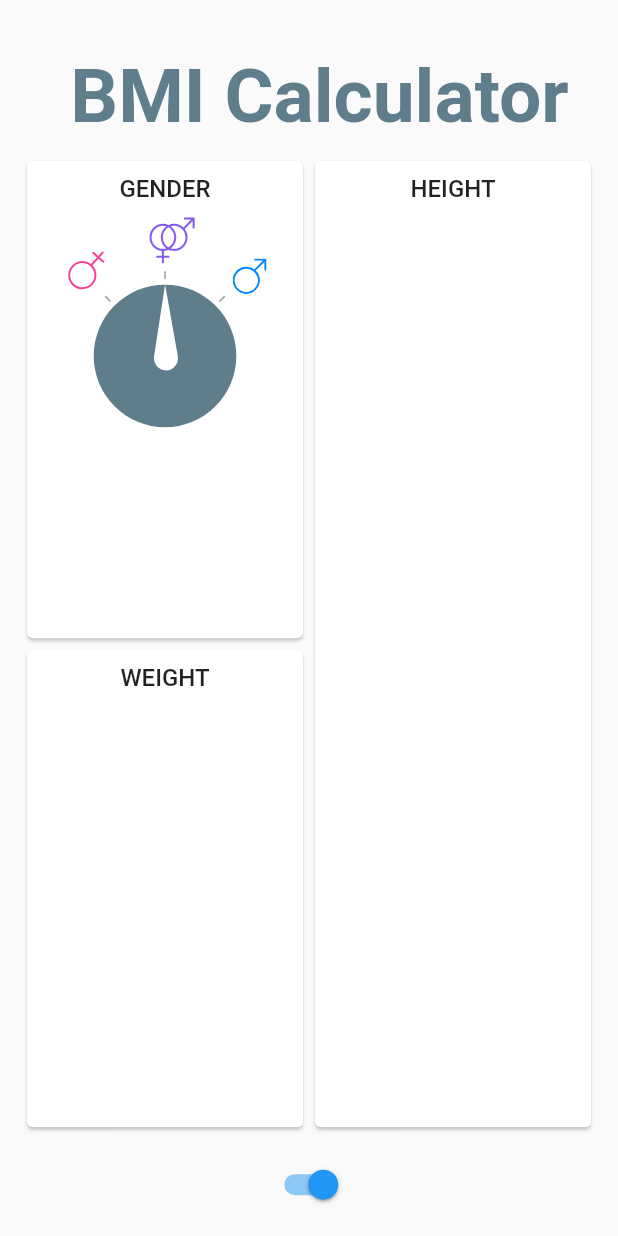
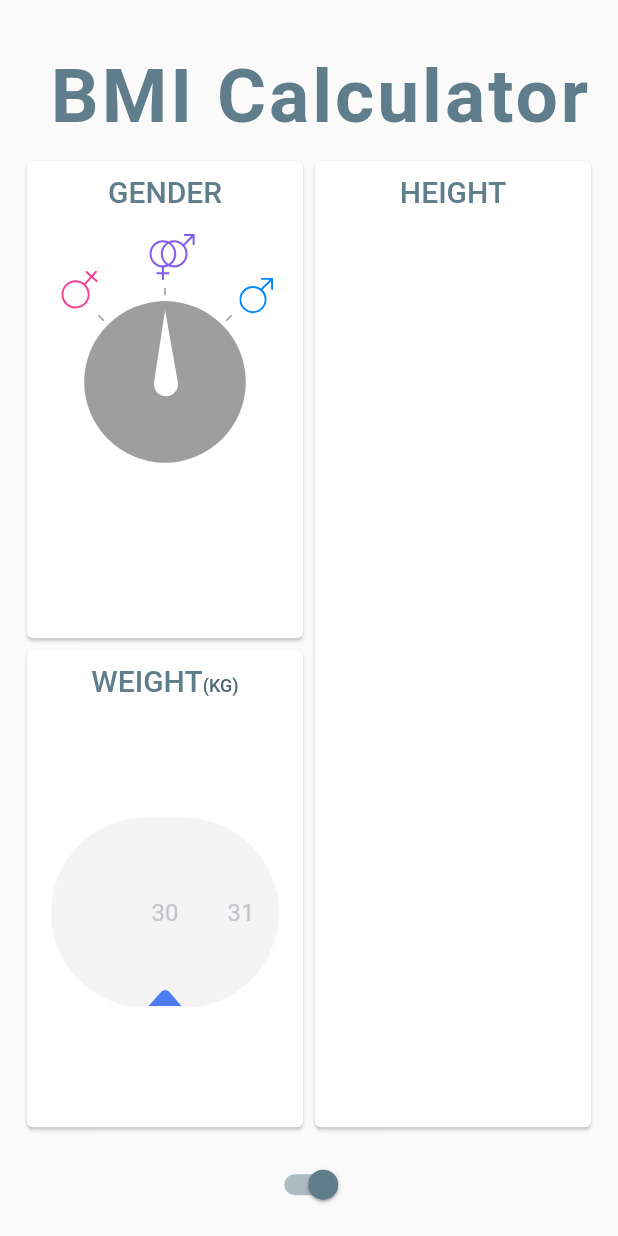
Before and after one commit to MichaelKMalak/flutter_practice, a Flutter app: the screen it shows after launch, on a phone screen of 412 x 824 dp. Run offline on Flutter 3.47's test engine with Material 2 defaults, Android fonts, the light colour scheme and no system bars; our stand-ins replace flutter_svg.

Commit message:
Weight Card: Implement UI

```diff
--- a/lib/BMItheme.dart
+++ b/lib/BMItheme.dart
@@ -1,7 +1,7 @@
 import 'package:flutter/material.dart';
 
-const Color PRIMARY_COLOR = Colors.blue;
-const Color SECONDARY_COLOR = Colors.blueGrey;
+const Color PRIMARY_COLOR = Colors.blueGrey;
+const Color SECONDARY_COLOR = Colors.grey;
 const Color PRIMARY_BTN_COLOR =   Colors.orangeAccent;
 const Color SECONDARY_BTN_COLOR = Colors.cyan;
 
@@ -12,14 +12,17 @@ const double LARGE_PADDING = 108.0;
 const TextStyle HEADLINE_STYLE = TextStyle(letterSpacing: 2.0,
     fontWeight: FontWeight.bold,
     fontSize: 50.0,
-    color: SECONDARY_COLOR);
+    color: PRIMARY_COLOR);
 
-const TextStyle TITLE_STYLE = TextStyle(fontSize: 16.0,
-    fontWeight: FontWeight.w500);
+const TextStyle TITLE_STYLE = TextStyle(fontSize: 20.0,
+    fontWeight: FontWeight.w500,
+    color: PRIMARY_COLOR);
 
-const TextStyle NUMBER_STYLE = TextStyle(color: SECONDARY_COLOR,
-    fontWeight: FontWeight.bold,
-    fontSize: 50.0);
+const TextStyle SUBTITLE_STYLE = TextStyle(
+  fontSize: 12.0,
+  fontWeight: FontWeight.w500,
+  color: Color.fromRGBO(78, 102, 114, 1.0),
+);
 
 const TextStyle SECONDARY_BTN_STYLE = TextStyle(color: SECONDARY_BTN_COLOR,
     fontWeight: FontWeight.bold,
@@ -30,7 +33,7 @@ const TextStyle PRIMARY_BTN_STYLE = TextStyle( fontSize: 18,
     letterSpacing: 1,wordSpacing: 2,
     color: PRIMARY_BTN_COLOR);
 
-const TextStyle RESULT_STYLE = TextStyle(color: SECONDARY_COLOR,
-    fontWeight: FontWeight.bold,
-    fontSize: 80.0,
-    letterSpacing: 0.1);
+const TextStyle WEIGHT_TEXT_STYLE = TextStyle(
+  color: Color.fromRGBO(196, 197, 203, 1.0),
+  fontSize: 16.0,
+);
--- a/lib/BmiPage.dart
+++ b/lib/BmiPage.dart
@@ -35,7 +35,7 @@ class _BmiPageState extends State<BmiPage> {
       ),
       child: Center(child:Text(
         "BMI Calculator",
-        style: NUMBER_STYLE,
+        style: HEADLINE_STYLE,
       )),
     );
   }
--- a/lib/card_title.dart
+++ b/lib/card_title.dart
@@ -2,15 +2,24 @@ import 'package:flutter/material.dart';
 import 'package:bmi_calculator/BMItheme.dart';
 
 class CardTitle extends StatelessWidget {
-  final String _title;
+  final String title;
+  final String subtitle;
 
-  const CardTitle(this._title, {Key key}) : super(key: key);
+  const CardTitle(this.title, {Key key, this.subtitle}) : super(key: key);
 
   @override
   Widget build(BuildContext context) {
-    return Text(
-      _title,
-      style: TITLE_STYLE,
+    return RichText(
+      text: TextSpan(
+        text: title,
+        style: TITLE_STYLE,
+        children: <TextSpan>[
+          TextSpan(
+            text: subtitle ?? "",
+            style: SUBTITLE_STYLE,
+          ),
+        ],
+      ),
     );
   }
 }
--- a/lib/gender_card.dart
+++ b/lib/gender_card.dart
@@ -7,7 +7,7 @@ import 'package:flutter_svg/flutter_svg.dart';
 import 'dart:math' as math;
 
 //constants
-double circleRadius(BuildContext context) => screenAwareSize(150, context);
+double circleRadius(BuildContext context) => screenAwareSize(170, context);
 const double _DEFAULT_ANGLE = math.pi / 4;
 const Map<Gender, double> _genderAngle = {
   Gender.female: -_DEFAULT_ANGLE,
@@ -47,7 +47,7 @@ class _GenderCardState extends State<GenderCard>
               CardTitle("GENDER"),
               Padding(
                 padding: EdgeInsets.only(
-                    top: screenAwareSize(SMALL_PADDING, context)),
+                    top: screenAwareSize(25.0, context)),
                 child: _drawMainStack(),
               )
             ],
@@ -127,7 +127,7 @@ class DrawCircle extends StatelessWidget {
           height: circleRadius(context),
           decoration: BoxDecoration(
             shape: BoxShape.circle,
-            color: Colors.blueGrey,
+            color: SECONDARY_COLOR,
           ),
         ),
       ],
--- a/lib/weight_card.dart
+++ b/lib/weight_card.dart
@@ -1,14 +1,11 @@
+import 'package:bmi_calculator/BMItheme.dart';
+import 'package:bmi_calculator/utils.dart';
 import 'package:flutter/material.dart';
-import 'package:bmi_calculator/BMItheme.dart';
-import 'package:bmi_calculator/gender.dart';
+import 'package:flutter_svg/flutter_svg.dart';
+
 import 'card_title.dart';
-import 'package:bmi_calculator/utils.dart';
 
 class WeightCard extends StatefulWidget {
-  final double weight;
-
-  const WeightCard({Key key, this.weight}) : super(key: key);
-
   @override
   _WeightCardState createState() => _WeightCardState();
 }
@@ -24,11 +21,97 @@ class _WeightCardState extends State<WeightCard> {
           child: Column(
             crossAxisAlignment: CrossAxisAlignment.center,
             children: <Widget>[
-              CardTitle("WEIGHT"),
+              CardTitle("WEIGHT", subtitle: "(KG)"),
+              _drawSlider(),
             ],
           ),
         ),
       ),
     );
   }
+  Widget _drawSlider() {
+    return Expanded(
+        child: Center(
+          child: Padding(
+            padding: const EdgeInsets.symmetric(horizontal: 16.0),
+            child: WeightBackground(
+              child: LayoutBuilder(
+                builder: (context, constraints) => WeightSlider(
+                  minValue: 30,
+                  maxValue: 200,
+                  width: constraints.maxWidth,
+                  ),
+              ),
+      ),
+    )
+    )
+    );
+  }
 }
+
+class WeightBackground extends StatelessWidget {
+  final Widget child;
+
+  const WeightBackground({Key key, this.child}) : super(key: key);
+
+  @override
+  Widget build(BuildContext context) {
+    return Stack(
+      alignment: Alignment.bottomCenter,
+      children: <Widget>[
+        Container(
+          height: screenAwareSize(200.0, context),
+          decoration: BoxDecoration(
+            color: Color.fromRGBO(244, 244, 244, 1.0),
+            borderRadius:
+            new BorderRadius.circular(screenAwareSize(250.0, context)),
+          ),
+          child: child,
+        ),
+        SvgPicture.asset(
+          "images/weight_arrow.svg",
+          height: screenAwareSize(20.0, context),
+          width: screenAwareSize(35.0, context),
+        ),
+      ],
+    );
+  }
+}
+
+class WeightSlider extends StatelessWidget {
+  WeightSlider({
+    Key key,
+    @required this.minValue,
+    @required this.maxValue,
+    @required this.width,
+  }) : super(key: key);
+
+  final int minValue;
+  final int maxValue;
+  final double width;
+
+  int _indexToValue(int index) => minValue + (index - 1);
+
+  @override
+  build(BuildContext context) {
+    int itemCount = (maxValue - minValue) + 3;
+    return new ListView.builder(
+      scrollDirection: Axis.horizontal,
+      itemExtent: width / 3,
+      itemCount: itemCount,
+      physics: BouncingScrollPhysics(),
+      itemBuilder: (BuildContext context, int index) {
+        final int value = _indexToValue(index);
+        bool isExtra = index == 0 || index == itemCount - 1;
+        return isExtra ? new Container()
+         : Center(
+              child: new Text(
+                value.toString(),
+                style: WEIGHT_TEXT_STYLE,
+          ),
+        );
+      },
+    );
+  }
+
+}
```
Also changed, not shown: images/weight_arrow.svg (added).
